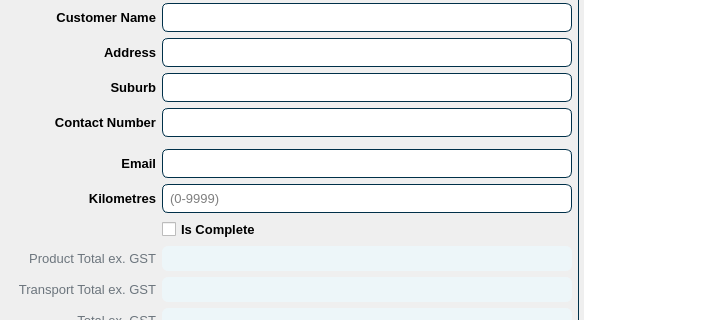
Qt form hqcpq/gui/ui_files/main_window.ui (Soapey/HQCPQ) before a commit; both pictures show x 0 to 714 and y 179 to 499 of the 863 by 891 pixel window.
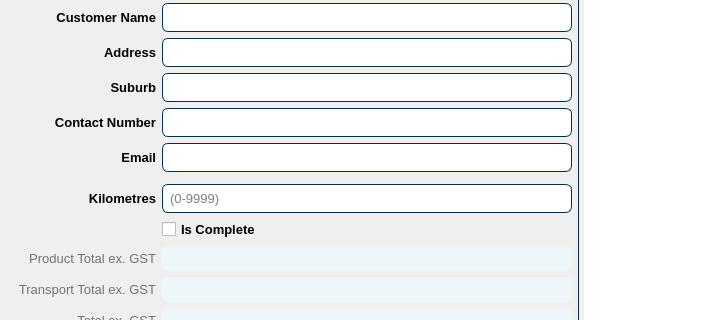
The same form after that commit. Icons and pictures are not drawn.

Diff of the .ui file:
```diff
--- a/hqcpq/gui/ui_files/main_window.ui
+++ b/hqcpq/gui/ui_files/main_window.ui
@@ -280,21 +280,6 @@
           </property>
          </widget>
         </item>
-        <item row="9" column="0">
-         <widget class="QLabel" name="lblQuote_Email">
-          <property name="styleSheet">
-           <string notr="true">font-family: &quot;Helvetica&quot;;
-font-weight: 700;
-font-size: 10pt;</string>
-          </property>
-          <property name="text">
-           <string>Email</string>
-          </property>
-          <property name="alignment">
-           <set>Qt::AlignRight|Qt::AlignTrailing|Qt::AlignVCenter</set>
-          </property>
-         </widget>
-        </item>
         <item row="10" column="1" colspan="2">
          <widget class="QLineEdit" name="txtQuote_Kilometres">
           <property name="styleSheet">
@@ -581,20 +566,6 @@
           </property>
          </widget>
         </item>
-        <item row="9" column="1" colspan="2">
-         <widget class="QLineEdit" name="txtQuote_Email">
-          <property name="styleSheet">
-           <string notr="true">border: 1px solid #003049;
-border-radius: 6px;
-font-family: &quot;Helvetica&quot;;
-font-size: 10pt;
-padding: 5px;</string>
-          </property>
-          <property name="maxLength">
-           <number>100</number>
-          </property>
-         </widget>
-        </item>
         <item row="13" column="0">
          <widget class="QLabel" name="lblQuote_TransportTotalExGST_Label">
           <property name="font">
@@ -964,6 +935,35 @@
           </property>
          </spacer>
         </item>
+        <item row="8" column="0">
+         <widget class="QLabel" name="lblQuote_Email">
+          <property name="styleSheet">
+           <string notr="true">font-family: &quot;Helvetica&quot;;
+font-weight: 700;
+font-size: 10pt;</string>
+          </property>
+          <property name="text">
+           <string>Email</string>
+          </property>
+          <property name="alignment">
+           <set>Qt::AlignRight|Qt::AlignTrailing|Qt::AlignVCenter</set>
+          </property>
+         </widget>
+        </item>
+        <item row="8" column="1" colspan="2">
+         <widget class="QLineEdit" name="txtQuote_Email">
+          <property name="styleSheet">
+           <string notr="true">border: 1px solid #003049;
+border-radius: 6px;
+font-family: &quot;Helvetica&quot;;
+font-size: 10pt;
+padding: 5px;</string>
+          </property>
+          <property name="maxLength">
+           <number>100</number>
+          </property>
+         </widget>
+        </item>
        </layout>
        <zorder>tblQuoteItems</zorder>
        <zorder>txtQuote_ContactNumber</zorder>
```
Left out of the diff: 25 changed lines with no effect on the pictures.
